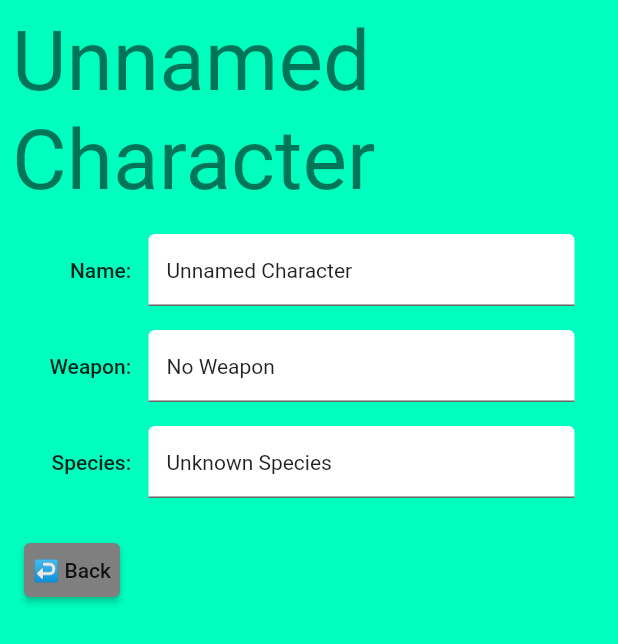
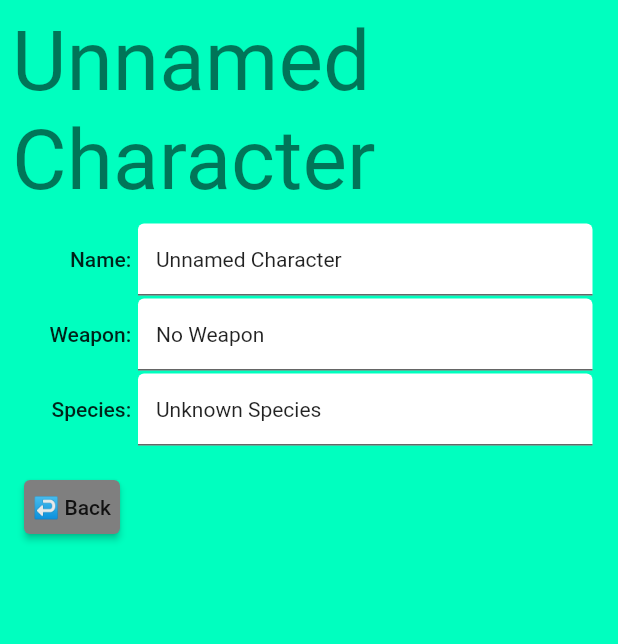
Before and after one commit to KiraResari/ceal-chronicler-f, a Flutter app: the CharacterView widget shown alone on an empty page, opened directly with empty values, on a phone screen of 412 x 824 dp. Shown: the top 644 px of the screen. Run offline on Flutter 3.47's test engine with Material 2 defaults, Android fonts, the phone set to English and light mode, and no system bars; our stand-ins replace event_bus, get_it; missing offline and left inert: optional.

Commit message:
Display Field Rows now scale to window size

```diff
--- a/lib/characters/character_view.dart
+++ b/lib/characters/character_view.dart
@@ -2,7 +2,7 @@ import 'dart:async';
 
 import 'package:ceal_chronicler_f/events/save_character_event.dart';
 import 'package:ceal_chronicler_f/fields/display_field.dart';
-import 'package:ceal_chronicler_f/fields/display_field_widget.dart';
+import 'package:ceal_chronicler_f/fields/display_field_row.dart';
 import 'package:event_bus/event_bus.dart';
 import 'package:flutter/material.dart';
 
@@ -86,7 +86,7 @@ class _CharacterViewState extends State<CharacterView> {
   Widget _buildFields(Character character, BuildContext context) {
     List<Widget> fields = [];
     for (var displayField in character.displayFields) {
-      var fieldWidget = DisplayFieldWidget(
+      var fieldWidget = DisplayFieldRow(
         displayField: displayField,
         onChanged: (inputValue) {
           _handleInputFieldChange(inputValue, displayField);
--- a/lib/fields/display_field_widget.dart
+++ b/lib/fields/display_field_row.dart
@@ -2,18 +2,18 @@ import 'package:flutter/material.dart';
 
 import 'display_field.dart';
 
-class DisplayFieldWidget extends StatefulWidget {
+class DisplayFieldRow extends StatefulWidget {
   final DisplayField displayField;
   final ValueChanged<String> onChanged;
 
-  DisplayFieldWidget({super.key, required this.displayField, onChanged})
+  DisplayFieldRow({super.key, required this.displayField, onChanged})
       : onChanged = onChanged ?? (() {});
 
   @override
-  State<DisplayFieldWidget> createState() => _DisplayFieldWidgetState();
+  State<DisplayFieldRow> createState() => _DisplayFieldRowState();
 }
 
-class _DisplayFieldWidgetState extends State<DisplayFieldWidget> {
+class _DisplayFieldRowState extends State<DisplayFieldRow> {
   TextEditingController textController = TextEditingController();
 
   @override
@@ -23,7 +23,7 @@ class _DisplayFieldWidgetState extends State<DisplayFieldWidget> {
     return Row(
       children: [
         _buildFieldName(theme),
-        _buildTextInputField(theme),
+        _buildWrappedInputField(theme),
       ],
     );
   }
@@ -48,24 +48,31 @@ class _DisplayFieldWidgetState extends State<DisplayFieldWidget> {
     );
   }
 
-  SizedBox _buildTextInputField(ThemeData theme) {
+  Widget _buildWrappedInputField(ThemeData theme) {
+    return Flexible(
+      child: Padding(
+        padding: const EdgeInsets.all(1.0),
+        child: _buildBareInputField(theme),
+      ),
+    );
+  }
+
+  TextField _buildBareInputField(ThemeData theme) {
     TextStyle fieldValueStyle = theme.textTheme.bodyMedium!;
-    return SizedBox(
-      width: 300,
-      child: Padding(
-        padding: const EdgeInsets.all(8.0),
-        child: TextField(
-          controller: textController,
-          style: fieldValueStyle,
-          decoration: const InputDecoration(
-            filled: true,
-            fillColor: Colors.white,
-          ),
-          onChanged: (inputValue) {
-            widget.onChanged(inputValue);
-          },
-        ),
-      ),
+    return TextField(
+      controller: textController,
+      style: fieldValueStyle,
+      decoration: _buildInputFieldDecoration(),
+      onChanged: (inputValue) {
+        widget.onChanged(inputValue);
+      },
+    );
+  }
+
+  InputDecoration _buildInputFieldDecoration() {
+    return const InputDecoration(
+      filled: true,
+      fillColor: Colors.white,
     );
   }
 
```
